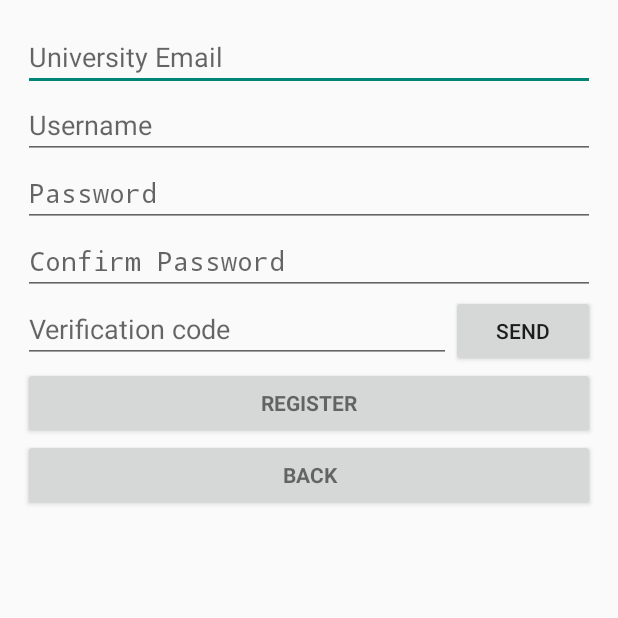
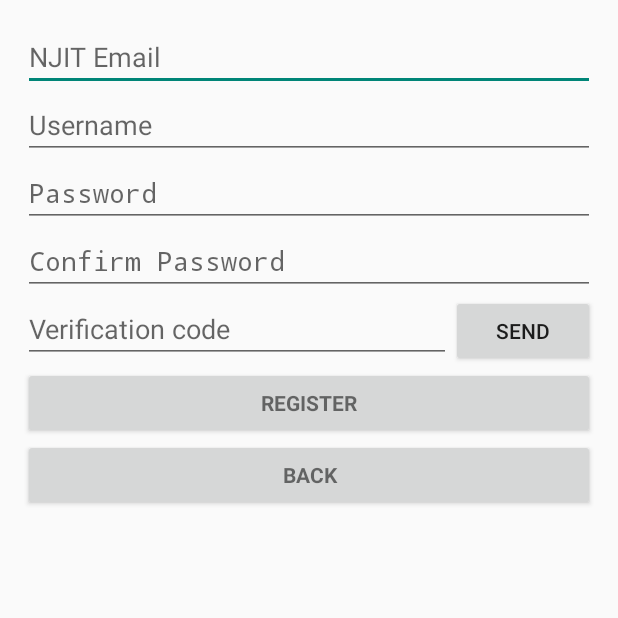
Before and after one commit to indrark/NJIT-VS, an Android app: the RegisterActivity screen opened directly, with no data from a screen before it, on a phone screen of 412 x 824 dp, the top half of it. Run offline under Robolectric (Android 15) with nearby library versions, the phone set to English and light mode, and no system bars.

Commit message:
GUI changes

```diff
--- a/Virtual Sisters/app/src/main/res/drawable/actionbar_background.xml
+++ b/Virtual Sisters/app/src/main/res/drawable/actionbar_background.xml
@@ -5,8 +5,9 @@
             android:angle="270"
             android:centerX="0.5"
             android:centerY="0.5"
-            android:startColor="#BBFFFF"
-            android:endColor="#00CED1" />
+            android:startColor="#87ceeb"
+            android:endColor="#87ceeb"
+             />
 
             //android:endColor="#800080"
             //android:startColor="#BA55D3"/>
--- a/Virtual Sisters/app/src/main/res/values/color.xml
+++ b/Virtual Sisters/app/src/main/res/values/color.xml
@@ -1,6 +1,6 @@
 <?xml version="1.0" encoding="utf-8"?>
 <resources>
-    <color name="tab_background">#00CED1</color>
+    <color name="tab_background">#87ceeb</color>
     <color name="notification">#B0151B</color>
     <color name="post_content">#000000</color>
 
--- a/Virtual Sisters/app/src/main/res/values/strings_activity_login.xml
+++ b/Virtual Sisters/app/src/main/res/values/strings_activity_login.xml
@@ -2,7 +2,7 @@
     <string name="title_activity_login">Sign in</string>
 
     <!-- Strings related to login -->
-    <string name="prompt_email">University Email</string>
+    <string name="prompt_email">NJIT Email</string>
     <string name="prompt_password">Password</string>
     <string name="prompt_confirm_password">Confirm Password</string>
     <string name="prompt_verification_code">Verification Code</string>
@@ -14,7 +14,7 @@
 
     <string name="msg_verification_sent">Verification code has been sent</string>
 
-    <string name="error_invalid_email">Please enter a valid University email</string>
+    <string name="error_invalid_email">Please enter a valid NJIT email</string>
     <string name="error_invalid_password">Password must be at least 8 characters long</string>
     <string name="error_password_mismatch">Confirmation password mismatch</string>
     <string name="error_incorrect_password">Password miss match</string>
```
Also changed, not shown: Virtual Sisters/app/src/main/res/layout/activity_vsisters.xml (+4 -4 lines), Virtual Sisters/app/src/main/res/drawable/background_tab_unchecked.png.
